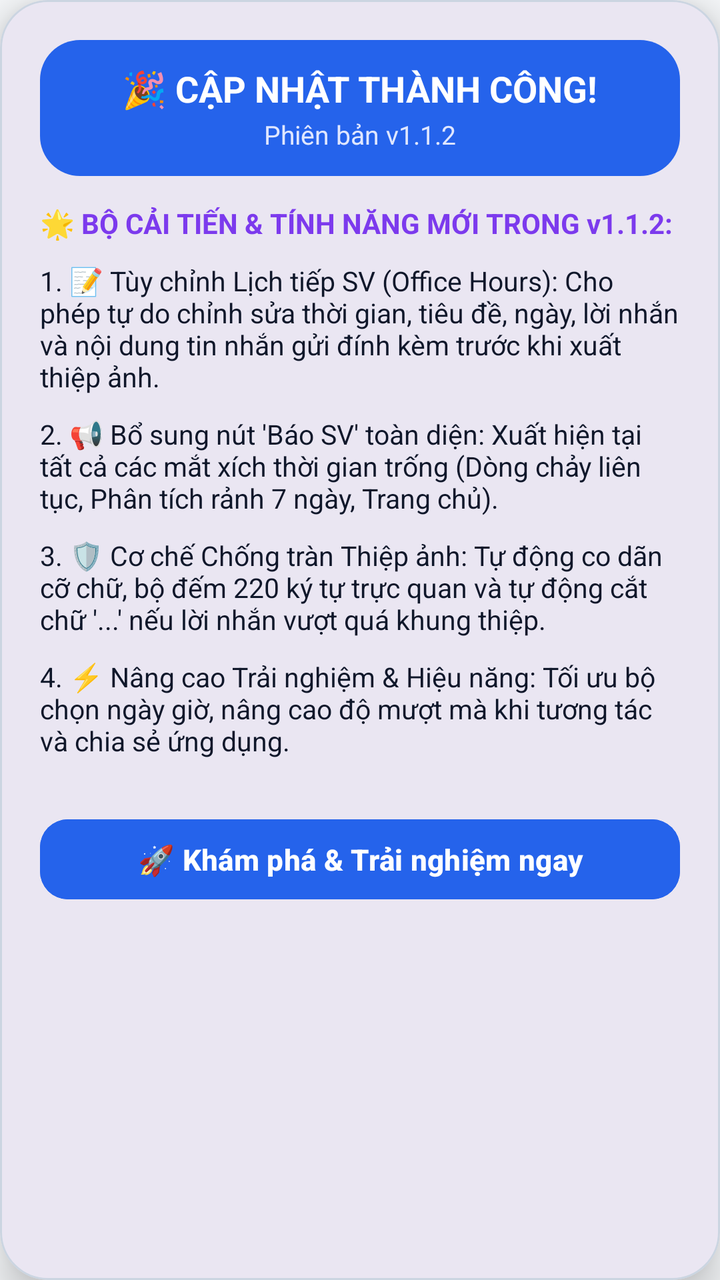
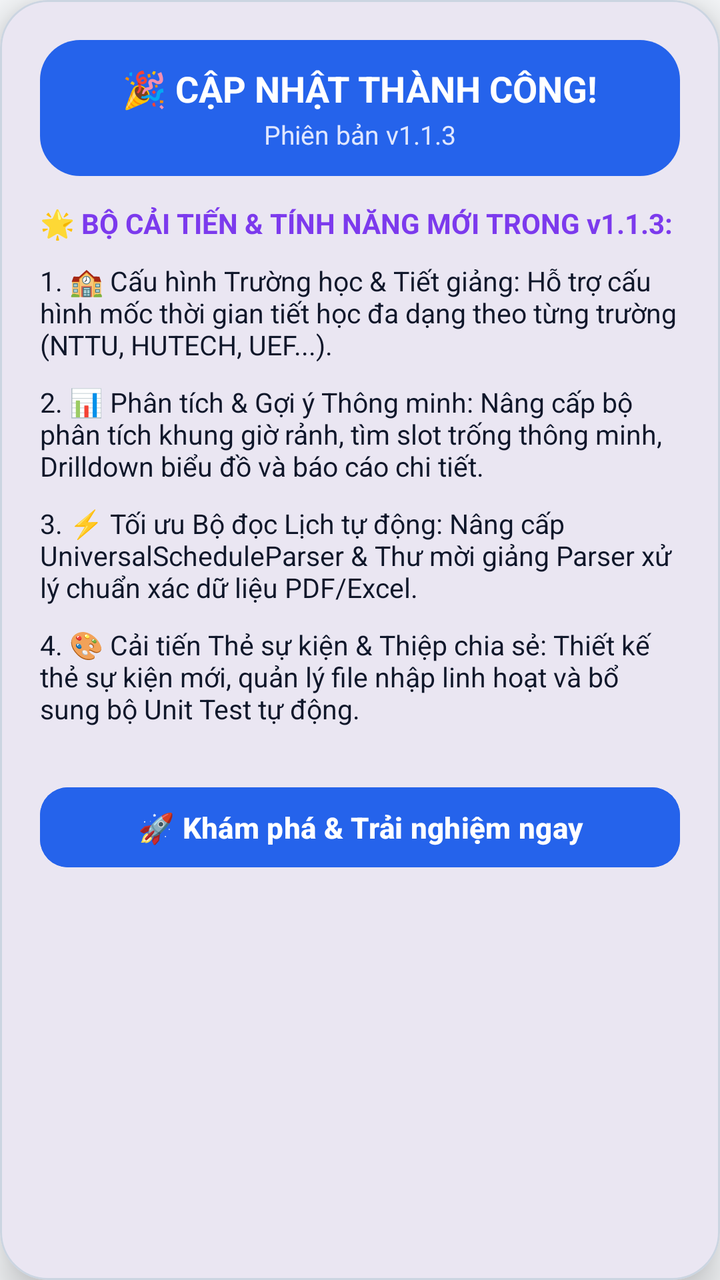

An Android layout rendered at two revisions. The XML below is the earlier revision; the diff shows what the commit changed to produce the second picture.
<!-- AndroidManifest.xml: application theme Theme.LectuPlan -->
<!-- res/layout/dialog_whats_new.xml -->
<?xml version="1.0" encoding="utf-8"?>
<com.google.android.material.card.MaterialCardView
    xmlns:android="http://schemas.android.com/apk/res/android"
    xmlns:app="http://schemas.android.com/apk/res-auto"
    android:layout_width="match_parent"
    android:layout_height="wrap_content"
    android:layout_margin="16dp"
    app:cardCornerRadius="24dp"
    app:cardElevation="12dp"
    app:strokeWidth="1dp"
    app:strokeColor="@color/border_default"
    app:cardBackgroundColor="@color/surface_card">

    <LinearLayout
        android:layout_width="match_parent"
        android:layout_height="wrap_content"
        android:orientation="vertical"
        android:padding="20dp">

        
        <LinearLayout
            android:layout_width="match_parent"
            android:layout_height="wrap_content"
            android:orientation="vertical"
            android:gravity="center"
            android:padding="12dp"
            android:background="@drawable/bg_chip_selected"
            android:layout_marginBottom="14dp">

            <TextView
                android:layout_width="wrap_content"
                android:layout_height="wrap_content"
                android:text="🎉 CẬP NHẬT THÀNH CÔNG!"
                android:textColor="#FFFFFF"
                android:textSize="18sp"
                android:textStyle="bold" />

            <TextView
                android:id="@+id/tvWhatsNewVersion"
                android:layout_width="wrap_content"
                android:layout_height="wrap_content"
                android:layout_marginTop="2dp"
                android:text="Phiên bản v1.1.2"
                android:textColor="#E0E7FF"
                android:textSize="13sp" />
        </LinearLayout>

        <TextView
            android:layout_width="wrap_content"
            android:layout_height="wrap_content"
            android:text="🌟 BỘ CẢI TIẾN &amp; TÍNH NĂNG MỚI TRONG v1.1.2:"
            android:textColor="@color/accent_purple"
            android:textSize="14sp"
            android:textStyle="bold"
            android:layout_marginBottom="10dp" />

        
        <androidx.core.widget.NestedScrollView
            android:layout_width="match_parent"
            android:layout_height="0dp"
            android:layout_weight="1"
            android:fillViewport="true"
            android:scrollbars="vertical"
            android:layout_marginBottom="16dp">

            <LinearLayout
                android:layout_width="match_parent"
                android:layout_height="wrap_content"
                android:orientation="vertical">

                <TextView
                    android:layout_width="match_parent"
                    android:layout_height="wrap_content"
                    android:text="1. 📝 Tùy chỉnh Lịch tiếp SV (Office Hours): Cho phép tự do chỉnh sửa thời gian, tiêu đề, ngày, lời nhắn và nội dung tin nhắn gửi đính kèm trước khi xuất thiệp ảnh."
                    android:textSize="13.5sp"
                    android:textColor="@color/text_primary"
                    android:layout_marginBottom="10dp" />

                <TextView
                    android:layout_width="match_parent"
                    android:layout_height="wrap_content"
                    android:text="2. 📢 Bổ sung nút 'Báo SV' toàn diện: Xuất hiện tại tất cả các mắt xích thời gian trống (Dòng chảy liên tục, Phân tích rảnh 7 ngày, Trang chủ)."
                    android:textSize="13.5sp"
                    android:textColor="@color/text_primary"
                    android:layout_marginBottom="10dp" />

                <TextView
                    android:layout_width="match_parent"
                    android:layout_height="wrap_content"
                    android:text="3. 🛡️ Cơ chế Chống tràn Thiệp ảnh: Tự động co dãn cỡ chữ, bộ đếm 220 ký tự trực quan và tự động cắt chữ '...' nếu lời nhắn vượt quá khung thiệp."
                    android:textSize="13.5sp"
                    android:textColor="@color/text_primary"
                    android:layout_marginBottom="10dp" />

                <TextView
                    android:layout_width="match_parent"
                    android:layout_height="wrap_content"
                    android:text="4. ⚡ Nâng cao Trải nghiệm &amp; Hiệu năng: Tối ưu bộ chọn ngày giờ, nâng cao độ mượt mà khi tương tác và chia sẻ ứng dụng."
                    android:textSize="13.5sp"
                    android:textColor="@color/text_primary"
                    android:layout_marginBottom="10dp" />

            </LinearLayout>
        </androidx.core.widget.NestedScrollView>

        <com.google.android.material.button.MaterialButton
            android:id="@+id/btnWhatsNewClose"
            android:layout_width="match_parent"
            android:layout_height="48dp"
            android:text="🚀 Khám phá &amp; Trải nghiệm ngay"
            android:textColor="#FFFFFF"
            android:backgroundTint="#2563EB"
            android:textSize="14.5sp"
            android:textStyle="bold"
            app:cornerRadius="14dp" />

    </LinearLayout>
</com.google.android.material.card.MaterialCardView>
<!-- resources referenced by this layout -->
<resources>
  <color name="accent_purple">#7C3AED</color>
  <color name="border_default">#CBD5E1</color>
  <color name="surface_card">#FFFFFF</color>
  <color name="text_primary">#0F172A</color>
  <!-- drawable bg_chip_selected (drawable) -->
  <?xml version="1.0" encoding="utf-8"?>
  <shape xmlns:android="http://schemas.android.com/apk/res/android"
      android:shape="rectangle">
      <solid android:color="#2563EB" />
      <corners android:radius="20dp" />
  </shape>
  <style name="Theme.LectuPlan" parent="Base.Theme.LectuPlan" />
  <style name="Base.Theme.LectuPlan" parent="Theme.Material3.DayNight.NoActionBar">
          <item name="android:windowBackground">@color/window_background</item>
          <item name="colorSurface">@color/surface_card</item>
          <item name="colorOnSurface">@color/text_primary</item>
          <item name="colorSurfaceVariant">@color/surface_card_secondary</item>
          <item name="colorOnSurfaceVariant">@color/text_secondary</item>
          
          <item name="android:windowLightStatusBar" tools:targetApi="23">true</item>
          <item name="android:windowLightNavigationBar" tools:targetApi="27">true</item>
      </style>
  <color name="window_background">#F8FAFC</color>
  <color name="surface_card_secondary">#F1F5F9</color>
  <color name="text_secondary">#475569</color>
</resources>

<!-- the commit's change to res/layout/dialog_whats_new.xml (unified diff, before → after) -->
@@ -40,7 +40,7 @@
                 android:layout_width="wrap_content"
                 android:layout_height="wrap_content"
                 android:layout_marginTop="2dp"
-                android:text="Phiên bản v1.1.2"
+                android:text="Phiên bản v1.1.3"
                 android:textColor="#E0E7FF"
                 android:textSize="13sp" />
         </LinearLayout>
@@ -48,7 +48,7 @@
         <TextView
             android:layout_width="wrap_content"
             android:layout_height="wrap_content"
-            android:text="🌟 BỘ CẢI TIẾN &amp; TÍNH NĂNG MỚI TRONG v1.1.2:"
+            android:text="🌟 BỘ CẢI TIẾN &amp; TÍNH NĂNG MỚI TRONG v1.1.3:"
             android:textColor="@color/accent_purple"
             android:textSize="14sp"
             android:textStyle="bold"
@@ -71,7 +71,7 @@
                 <TextView
                     android:layout_width="match_parent"
                     android:layout_height="wrap_content"
-                    android:text="1. 📝 Tùy chỉnh Lịch tiếp SV (Office Hours): Cho phép tự do chỉnh sửa thời gian, tiêu đề, ngày, lời nhắn và nội dung tin nhắn gửi đính kèm trước khi xuất thiệp ảnh."
+                    android:text="1. 🏫 Cấu hình Trường học &amp; Tiết giảng: Hỗ trợ cấu hình mốc thời gian tiết học đa dạng theo từng trường (NTTU, HUTECH, UEF...)."
                     android:textSize="13.5sp"
                     android:textColor="@color/text_primary"
                     android:layout_marginBottom="10dp" />
@@ -79,7 +79,7 @@
                 <TextView
                     android:layout_width="match_parent"
                     android:layout_height="wrap_content"
-                    android:text="2. 📢 Bổ sung nút 'Báo SV' toàn diện: Xuất hiện tại tất cả các mắt xích thời gian trống (Dòng chảy liên tục, Phân tích rảnh 7 ngày, Trang chủ)."
+                    android:text="2. 📊 Phân tích &amp; Gợi ý Thông minh: Nâng cấp bộ phân tích khung giờ rảnh, tìm slot trống thông minh, Drilldown biểu đồ và báo cáo chi tiết."
                     android:textSize="13.5sp"
                     android:textColor="@color/text_primary"
                     android:layout_marginBottom="10dp" />
@@ -87,7 +87,7 @@
                 <TextView
                     android:layout_width="match_parent"
                     android:layout_height="wrap_content"
-                    android:text="3. 🛡️ Cơ chế Chống tràn Thiệp ảnh: Tự động co dãn cỡ chữ, bộ đếm 220 ký tự trực quan và tự động cắt chữ '...' nếu lời nhắn vượt quá khung thiệp."
+                    android:text="3. ⚡ Tối ưu Bộ đọc Lịch tự động: Nâng cấp UniversalScheduleParser &amp; Thư mời giảng Parser xử lý chuẩn xác dữ liệu PDF/Excel."
                     android:textSize="13.5sp"
                     android:textColor="@color/text_primary"
                     android:layout_marginBottom="10dp" />
@@ -95,7 +95,7 @@
                 <TextView
                     android:layout_width="match_parent"
                     android:layout_height="wrap_content"
-                    android:text="4. ⚡ Nâng cao Trải nghiệm &amp; Hiệu năng: Tối ưu bộ chọn ngày giờ, nâng cao độ mượt mà khi tương tác và chia sẻ ứng dụng."
+                    android:text="4. 🎨 Cải tiến Thẻ sự kiện &amp; Thiệp chia sẻ: Thiết kế thẻ sự kiện mới, quản lý file nhập linh hoạt và bổ sung bộ Unit Test tự động."
                     android:textSize="13.5sp"
                     android:textColor="@color/text_primary"
                     android:layout_marginBottom="10dp" />
